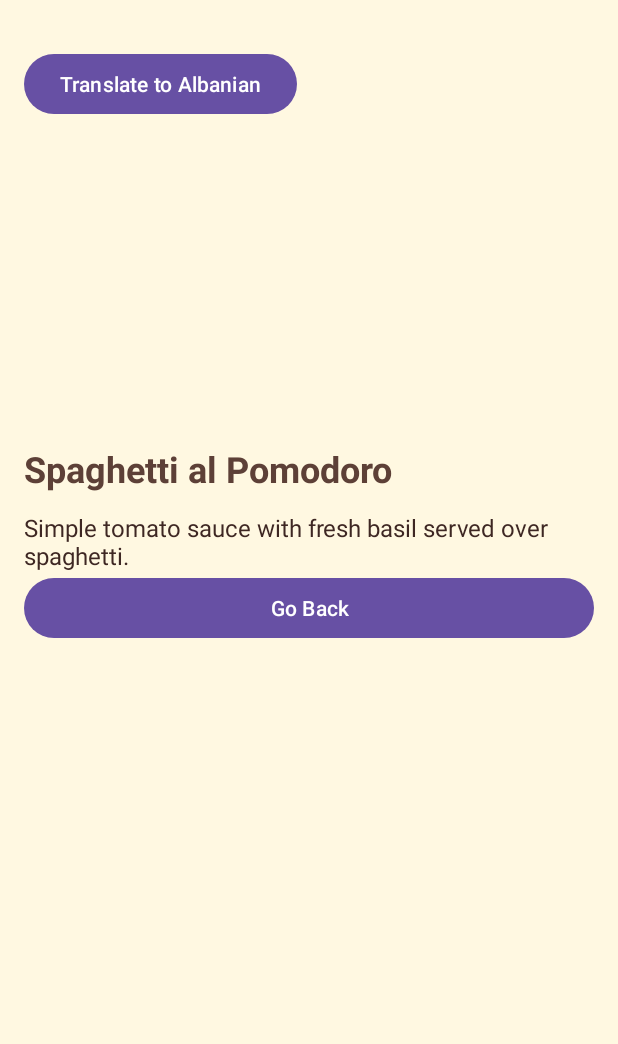
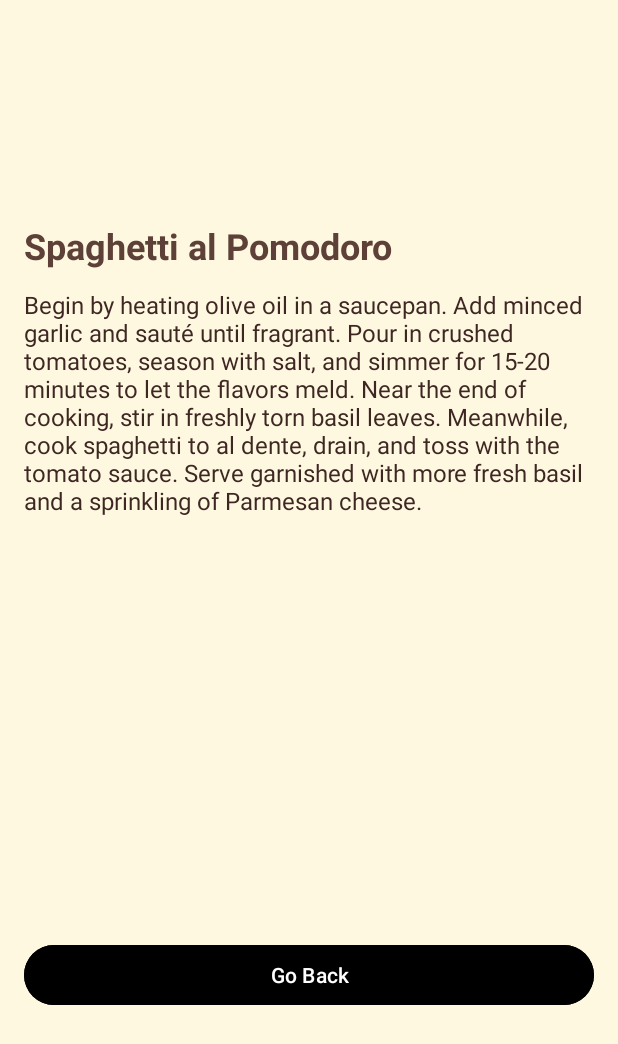
Before and after one commit to gertahodolli/AndroidProject2024, an Android app: the HomeActivity screen opened directly, with no data from a screen before it, after a tap on "Spaghetti al Pomodoro", on a phone screen of 412 x 824 dp. Shown: the top 1044 px of the screen. Run offline under Robolectric (Android 15) with nearby library versions, the phone set to English and light mode, and no system bars.

Commit message:
Changes UI

```diff
--- a/app/src/main/java/com/example/androidproject2024/DatabaseHelper.java
+++ b/app/src/main/java/com/example/androidproject2024/DatabaseHelper.java
@@ -13,7 +13,7 @@ import java.util.List;
 
 public class DatabaseHelper extends SQLiteOpenHelper {
     private static final String DATABASE_NAME = "RecipeDatabase";
-    private static final int DATABASE_VERSION = 3;
+    private static final int DATABASE_VERSION = 4;
     private static final String TABLE_RECIPES = "recipes";
     private static final String COLUMN_ID = "id";
     private static final String COLUMN_NAME = "name";
@@ -51,21 +51,37 @@ public class DatabaseHelper extends SQLiteOpenHelper {
                 "\n" +
                 "Pour the egg and cheese mixture over the pasta, tossing vigorously to coat the pasta evenly and create a creamy sauce. Add reserved pasta water a little at a time if the sauce is too thick. Serve immediately, garnishing with extra Parmesan and a sprinkle of freshly cracked black pepper."));
 
-        recipes.add(new Recipe("Spaghetti Bolognese", R.drawable.s_bolognese, "Cook spaghetti and serve with a hearty meat sauce.bblla blla bllaa blaa bllaa "));
-        recipes.add(new Recipe("Spaghetti Aglio e Olio", R.drawable.s_aglio_olio, "Sauté garlic in olive oil, add red pepper flakes, and toss with spaghetti."));
-        recipes.add(new Recipe("Spaghetti al Pomodoro", R.drawable.s_pomodoro, "Simple tomato sauce with fresh basil served over spaghetti."));
-        recipes.add(new Recipe("Spaghetti alla Puttanesca", R.drawable.s_puttanesca, "Tomato sauce with olives, anchovies, and capers."));
-        recipes.add(new Recipe("Spaghetti Cacio e Pepe", R.drawable.s_caciopepe, "Cook spaghetti, and toss with Pecorino Romano cheese and black pepper."));
-        recipes.add(new Recipe("Spaghetti alla Norma", R.drawable.s_allanorma, "Serve spaghetti with a sauce of tomatoes, fried eggplant, basil, and ricotta salata."));
-        recipes.add(new Recipe("Spaghetti with Clam Sauce", R.drawable.s_clam, "Cook spaghetti and toss with a sauce of clams, garlic, parsley, and white wine."));
-        recipes.add(new Recipe("Spaghetti al Limone", R.drawable.s_limone, "Lemon zest and juice blended with cream, Parmesan, and pasta water for a creamy citrus sauce over spaghetti."));
-        recipes.add(new Recipe("Spaghetti Primavera", R.drawable.s_primavera, "Toss spaghetti with sautéed seasonal vegetables, garlic, and Parmesan."));
-        recipes.add(new Recipe("Spaghetti alla Gricia", R.drawable.s_gricia, "Cook spaghetti and combine with guanciale, Pecorino Romano cheese, and plenty of black pepper."));
-        recipes.add(new Recipe("Garlic Shrimp Spaghetti", R.drawable.s_shrimp, "Sauté shrimp with garlic, parsley, and chili, then toss with spaghetti."));
-        recipes.add(new Recipe("Spaghetti with Meatballs", R.drawable.s_meatball, "Serve spaghetti with homemade meatballs simmered in marinara sauce."));
-        recipes.add(new Recipe("Spaghetti al Nero di Seppia", R.drawable.s_seppia, "Spaghetti cooked with cuttlefish ink, seafood, garlic, and white wine."));
-        recipes.add(new Recipe("Creamy Mushroom Spaghetti", R.drawable.s_mushroom, "Sauté mushrooms and mix with a creamy sauce served over spaghetti."));
+        recipes.add(new Recipe("Spaghetti Bolognese", R.drawable.s_bolognese, "Start by bringing a large pot of salted water to a boil. Add spaghetti and cook according to the package instructions until al dente. Meanwhile, heat a few tablespoons of olive oil in a large skillet over medium heat. Add finely chopped onions and minced garlic, sautéing until the onions are translucent. Introduce ground beef to the skillet, breaking it apart with a spoon, and cook until it's fully browned and no pink remains.\n" +
+                "\n" +
+                "Deglaze the skillet with a splash of red wine, letting it simmer until the wine has reduced slightly. Stir in crushed tomatoes and a generous amount of tomato paste. Season the sauce with salt, freshly ground black pepper, dried basil, and oregano, allowing it to simmer for about 20-30 minutes until thickened. Once the spaghetti is cooked and drained, toss it with the meat sauce to combine.\n" +
+                "\n" +
+                "Serve the Spaghetti Bolognese hot, topped with a sprinkle of freshly grated Parmesan cheese and a few basil leaves for garnish. This dish brings the hearty and comforting flavors of a traditional Italian meal to your table."));        recipes.add(new Recipe("Spaghetti Aglio e Olio", R.drawable.s_aglio_olio, "Sauté garlic in olive oil, add red pepper flakes, and toss with spaghetti."));
 
+        recipes.add(new Recipe("Spaghetti Aglio e Olio", R.drawable.s_aglio_olio, "Heat a generous amount of olive oil in a large pan over medium heat. Add thinly sliced garlic and cook until golden and fragrant. Sprinkle in red pepper flakes for a bit of heat. Cook the spaghetti in salted boiling water until al dente. Drain the spaghetti, reserving some of the pasta water. Toss the cooked spaghetti in the garlic oil, adding pasta water as needed to emulsify the sauce. Serve immediately, garnished with chopped parsley and grated Parmesan if desired."));
+
+        recipes.add(new Recipe("Spaghetti al Pomodoro", R.drawable.s_pomodoro, "Begin by heating olive oil in a saucepan. Add minced garlic and sauté until fragrant. Pour in crushed tomatoes, season with salt, and simmer for 15-20 minutes to let the flavors meld. Near the end of cooking, stir in freshly torn basil leaves. Meanwhile, cook spaghetti to al dente, drain, and toss with the tomato sauce. Serve garnished with more fresh basil and a sprinkling of Parmesan cheese."));
+
+        recipes.add(new Recipe("Spaghetti alla Puttanesca", R.drawable.s_puttanesca, "In a skillet, heat olive oil over medium heat. Add chopped anchovies, minced garlic, and capers, cooking until the anchovies melt into the oil. Stir in diced tomatoes, olives, and a pinch of red pepper flakes, simmering the sauce until it thickens. Cook spaghetti al dente, drain, and toss with the sauce. Finish with chopped parsley and a drizzle of extra virgin olive oil."));
+
+        recipes.add(new Recipe("Spaghetti Cacio e Pepe", R.drawable.s_caciopepe, "Cook spaghetti in salted boiling water until al dente. In a large bowl, combine finely grated Pecorino Romano cheese with freshly ground black pepper and a little pasta water to create a creamy sauce. Drain the pasta and immediately toss it in the cheese mixture, adding more pasta water if necessary to achieve a silky texture. Serve immediately with additional cheese and pepper."));
+
+        recipes.add(new Recipe("Spaghetti alla Norma", R.drawable.s_allanorma, "Fry cubes of eggplant in olive oil until golden and set aside. In the same pan, add chopped garlic and chili flakes, cooking until aromatic. Pour in crushed tomatoes and simmer to develop the flavors. Add the fried eggplant back into the sauce. Cook spaghetti to al dente, drain, and toss with the sauce. Garnish with torn basil leaves and crumbled ricotta salata before serving."));
+
+        recipes.add(new Recipe("Spaghetti with Clam Sauce", R.drawable.s_clam, "In a skillet, cook minced garlic in olive oil until fragrant. Add clams and pour in white wine, covering the skillet to steam the clams open. Once opened, remove clams, reduce the sauce slightly, and then return clams to the pan. Cook spaghetti al dente, toss it with the clam sauce, and finish with chopped parsley and a squeeze of lemon juice."));
+
+        recipes.add(new Recipe("Spaghetti al Limone", R.drawable.s_limone, "Zest and juice lemons, setting aside. Cook spaghetti in salted water to al dente. In a pan, warm cream and add lemon zest and a little pasta water. Once the spaghetti is cooked, drain and toss it in the cream sauce, adding lemon juice and grated Parmesan cheese to create a smooth sauce. Adjust seasoning and serve garnished with more zest and black pepper."));
+
+        recipes.add(new Recipe("Spaghetti Primavera", R.drawable.s_primavera, "Sauté a mix of seasonal vegetables such as bell peppers, zucchini, and asparagus in olive oil with minced garlic until just tender. Season with salt and pepper. Cook spaghetti al dente, drain, and toss with the vegetables. Add grated Parmesan cheese and a splash of pasta water to create a light sauce that coats the vegetables and pasta evenly. Serve immediately."));
+
+        recipes.add(new Recipe("Spaghetti alla Gricia", R.drawable.s_gricia, "Render diced guanciale in a skillet until crispy. Remove guanciale and to the fat, add cooked spaghetti along with a splash of pasta water. Toss with grated Pecorino Romano cheese and a generous amount of cracked black pepper. Serve hot with extra cheese on top."));
+
+        recipes.add(new Recipe("Garlic Shrimp Spaghetti", R.drawable.s_shrimp, "Sauté peeled shrimp with minced garlic and chili flakes in olive oil until the shrimp are pink and cooked through. Deglaze the pan with a splash of white wine. Cook spaghetti al dente, drain, and toss with the shrimp and a handful of chopped parsley. Serve immediately."));
+
+        recipes.add(new Recipe("Spaghetti with Meatballs", R.drawable.s_meatball, "Prepare meatballs by mixing ground beef, breadcrumbs, Parmesan, and herbs, and bake until golden. Simmer marinara sauce in a saucepan. Add the cooked meatballs to the sauce and let simmer for a few minutes. Cook spaghetti al dente, drain, and serve topped with meatballs and sauce. Garnish with grated Parmesan and fresh basil."));
+
+        recipes.add(new Recipe("Spaghetti al Nero di Seppia", R.drawable.s_seppia, "Cook spaghetti in a mixture of cuttlefish ink and salted water until al dente. In a skillet, sauté minced garlic, chopped seafood, and a little white wine until the seafood is cooked. Toss the cooked spaghetti with the seafood and finish with chopped parsley and a drizzle of olive oil."));
+
+        recipes.add(new Recipe("Creamy Mushroom Spaghetti", R.drawable.s_mushroom, "Sauté sliced mushrooms in butter until golden. Add minced garlic and cook until fragrant. Deglaze the pan with a splash of white wine and add cream, letting the sauce thicken slightly. Cook spaghetti al dente, drain, and toss with the mushroom sauce. Finish with grated Parmesan cheese and freshly ground black pepper."));
 
         for (Recipe recipe : recipes) {
             ContentValues values = new ContentValues();
--- a/app/src/main/java/com/example/androidproject2024/MainActivity.java
+++ b/app/src/main/java/com/example/androidproject2024/MainActivity.java
@@ -89,7 +89,7 @@ public class MainActivity extends AppCompatActivity {
                 return;
             }
 
-            String passwordPattern = "^(?=.[A-Z])(?=.\\d)(?=.*[!@#$%^&()_+\\-=\\[\\]{};':\"\\\\|,.<>\\/?]).{8,}$";
+            String passwordPattern = "^(?=.*[A-Z])(?=.*\\d)(?=.*[!@#$%^&*()_+\\-=\\[\\]{};':\"\\\\|,.<>\\/?]).{8,}$";
             if (TextUtils.isEmpty(password)) {
                 passwordEditText.setError("Password is required.");
                 passwordEditText.requestFocus();
--- a/app/src/main/res/layout/activity_forget_password.xml
+++ b/app/src/main/res/layout/activity_forget_password.xml
@@ -12,11 +12,14 @@
         android:hint="Enter your email"
         android:inputType="textEmailAddress" />
 
+    <!-- Reset Password Button -->
     <Button
         android:id="@+id/resetPasswordButton"
         android:layout_width="match_parent"
         android:layout_height="wrap_content"
         android:text="Reset Password"
+        android:textColor="@color/white"
+        android:backgroundTint="@color/black"
         android:layout_marginTop="16dp" />
 
     <ProgressBar
@@ -26,11 +29,14 @@
         android:layout_gravity="center"
         android:visibility="gone" />
 
+    <!-- Go Back Button -->
     <Button
         android:id="@+id/goBack"
         android:layout_width="match_parent"
         android:layout_height="wrap_content"
-        android:text="goBack"
+        android:text="Go Back"
+        android:textColor="@color/white"
+        android:backgroundTint="@color/black"
         android:layout_marginTop="16dp" />
 
 </LinearLayout>
--- a/app/src/main/res/layout/activity_login.xml
+++ b/app/src/main/res/layout/activity_login.xml
@@ -86,7 +86,7 @@
             android:layout_height="wrap_content"
             android:text="Forgot Password?"
             android:textColor="@color/white"
-            android:background="#000000"
+            android:backgroundTint="@color/black"
             android:layout_marginTop="20dp"
             android:layout_marginBottom="12dp" />
 
@@ -97,8 +97,9 @@
             android:layout_height="wrap_content"
             android:text="Resend Verification Email"
             android:textColor="@color/white"
-            android:background="#000000"
+            android:backgroundTint="@color/black"
             android:layout_marginBottom="12dp" />
+
 
     </LinearLayout>
 </ScrollView>
--- a/app/src/main/res/layout/activity_recipe_details.xml
+++ b/app/src/main/res/layout/activity_recipe_details.xml
@@ -6,20 +6,12 @@
     android:background="#FFF8E1">
 
 
-    <Button
-        android:id="@+id/btnTranslate"
-        android:layout_width="wrap_content"
-        android:layout_height="wrap_content"
-        android:text="Translate to Albanian"
-        android:layout_marginTop="16dp"/>
-
-
     <ImageView
         android:id="@+id/recipeImageView"
         android:layout_width="match_parent"
-        android:layout_height="200dp"
-        android:scaleType="centerCrop"
-        android:layout_marginBottom="16dp" />
+        android:layout_height="115dp"
+        android:layout_marginBottom="16dp"
+        android:scaleType="centerCrop" />
 
     <TextView
         android:id="@+id/recipeNameTextView"
@@ -33,12 +25,14 @@
     <TextView
         android:id="@+id/recipeInstructionsTextView"
         android:layout_width="match_parent"
-        android:layout_height="wrap_content"
-        android:textSize="16sp"
-        android:textColor="#3E2723" />
+        android:layout_height="434dp"
+        android:textColor="#3E2723"
+        android:textSize="16sp" />
+
     <Button
         android:id="@+id/goBack"
         android:layout_width="match_parent"
         android:layout_height="wrap_content"
+        android:backgroundTint="@color/black"
         android:text="Go Back" />
 </LinearLayout>
--- a/app/src/main/res/values/colors.xml
+++ b/app/src/main/res/values/colors.xml
@@ -5,5 +5,6 @@
     <color name="primaryColor">#FF5722</color> <!-- Orange -->
     <color name="background">#FAFAFA</color> <!-- Light Grey -->
     <color name="textPrimary">#212121</color> <!-- Dark Grey -->
+    <color name="blackblack">#000000</color>
 
 </resources>
```
